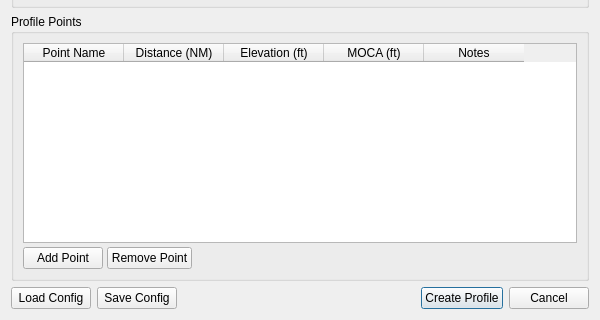
Old version of the form qAeroChart/ui/profile_creation_dialog_base.ui in the repository andures/qAeroChart; both pictures show x 0 to 600 and y 437 to 757 of the 600 by 757 pixel window.
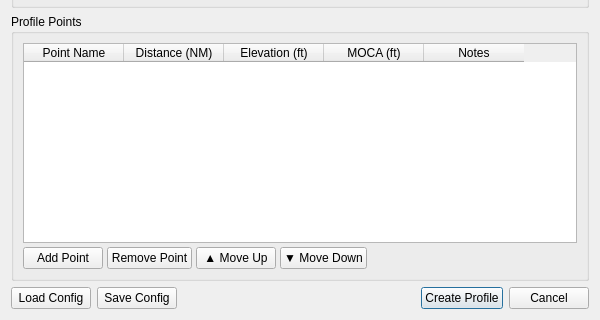
New version of the form.

Commit message:
feat: allow reordering profile points (move up/down)
- Add Move Up/Down buttons next to points table controls
- Implement handlers to swap rows and preserve selection
- Support multi-row reordering while keeping relative order

The edit to the form file:
```diff
--- a/qAeroChart/ui/profile_creation_dialog_base.ui
+++ b/qAeroChart/ui/profile_creation_dialog_base.ui
@@ -312,6 +312,26 @@
           </property>
          </widget>
         </item>
+        <item>
+         <widget class="QPushButton" name="btn_move_up">
+          <property name="toolTip">
+           <string>Move selected point(s) up</string>
+          </property>
+          <property name="text">
+           <string>▲ Move Up</string>
+          </property>
+         </widget>
+        </item>
+        <item>
+         <widget class="QPushButton" name="btn_move_down">
+          <property name="toolTip">
+           <string>Move selected point(s) down</string>
+          </property>
+          <property name="text">
+           <string>▼ Move Down</string>
+          </property>
+         </widget>
+        </item>
         <item>
          <spacer name="horizontalSpacer">
           <property name="orientation">
```
The commit also changes 1 other file.
